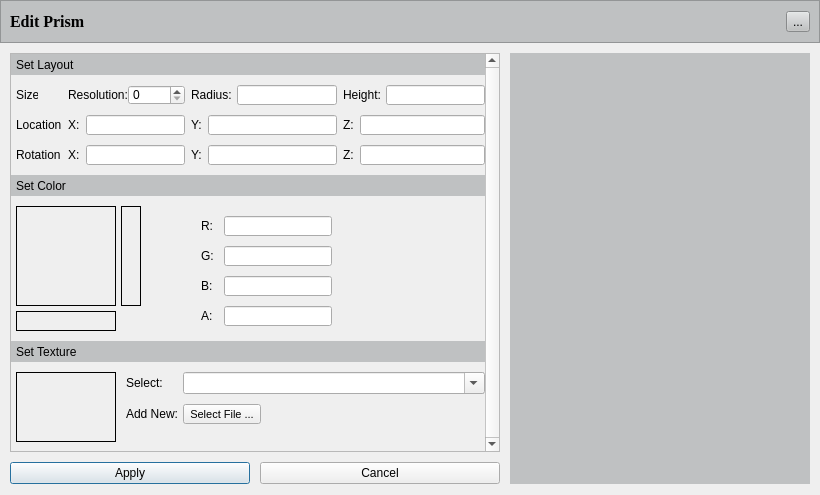
First picture: the form in Dev/OSG/Src/ShopScene/libShopEditor/PopUpGUIs/EditItem/VREditItemPrism_GUI.ui, repository octaviansoldea/VRShop, before the edit.
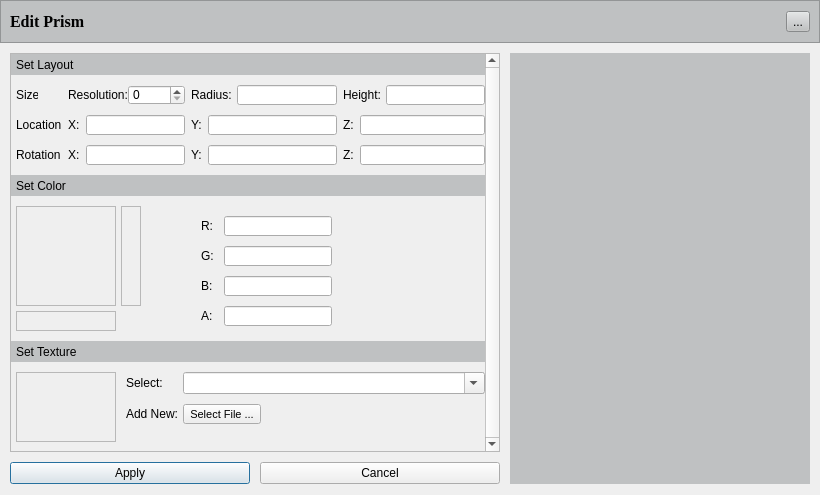
Second picture: the form after the edit. Icons and pictures are not drawn. Custom widgets are drawn as their Qt base class.

What changed in the file:
```diff
--- a/Dev/OSG/Src/ShopScene/libShopEditor/PopUpGUIs/EditItem/VREditItemPrism_GUI.ui
+++ b/Dev/OSG/Src/ShopScene/libShopEditor/PopUpGUIs/EditItem/VREditItemPrism_GUI.ui
@@ -500,7 +500,7 @@
                     </size>
                    </property>
                    <property name="frameShape">
-                    <enum>QFrame::Box</enum>
+                    <enum>QFrame::StyledPanel</enum>
                    </property>
                    <property name="text">
                     <string/>
@@ -522,7 +522,7 @@
                     </size>
                    </property>
                    <property name="frameShape">
-                    <enum>QFrame::Box</enum>
+                    <enum>QFrame::StyledPanel</enum>
                    </property>
                    <property name="text">
                     <string/>
@@ -546,7 +546,7 @@
                   </size>
                  </property>
                  <property name="frameShape">
-                  <enum>QFrame::Box</enum>
+                  <enum>QFrame::StyledPanel</enum>
                  </property>
                  <property name="text">
                   <string/>
@@ -704,7 +704,7 @@
                 </size>
                </property>
                <property name="frameShape">
-                <enum>QFrame::Box</enum>
+                <enum>QFrame::StyledPanel</enum>
                </property>
                <property name="text">
                 <string/>
```
Left out of the diff: 34 changed lines with no effect on the pictures.
